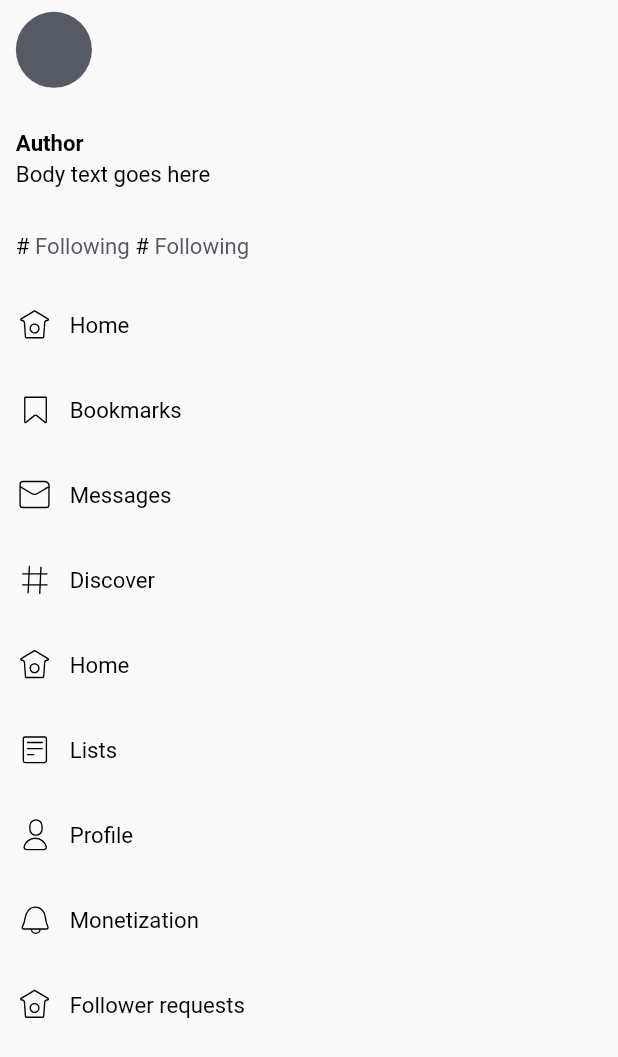
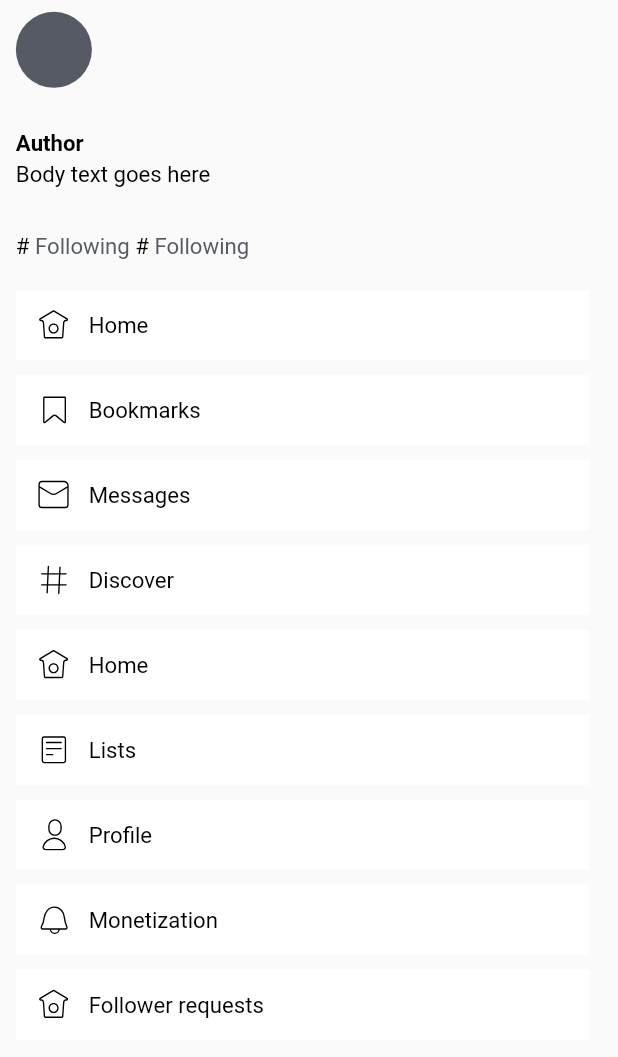
Before and after one commit to bukunmialuko/twitter_ui_kit, a Flutter app: the screen it shows after launch, after a tap on "Menu", on a phone screen of 412 x 824 dp. Shown: the top 1057 px of the screen. Run offline on Flutter 3.47's test engine with Material 2 defaults, Android fonts, the light colour scheme and no system bars; our stand-ins replace flutter_screenutil, flutter_svg, get_it.

Commit message:
Improving components

```diff
--- a/lib/src/components/imagery/root.dart
+++ b/lib/src/components/imagery/root.dart
@@ -31,7 +31,7 @@ class _ImageryRootWidgetState extends State<ImageryRootWidget> {
               children: [
                 GestureDetector(
                     onTap: () {
-                      GetIt.I.get<NavigationService>().back()
+                      GetIt.I.get<NavigationService>().back();
                     },
                     child: const HeroWidget()),
                 SizedBox(height: 26.h),
--- a/lib/src/components/menu/widgets/menu_item_widget.dart
+++ b/lib/src/components/items/widgets/nav_item_widget.dart
@@ -3,12 +3,12 @@ import 'package:flutter_screenutil/flutter_screenutil.dart';
 import 'package:flutter_svg/flutter_svg.dart';
 import 'package:twitter_ui_kit/src/res/colors.dart';
 
-class MenuItemWidget extends StatelessWidget {
+class NavItemWidget extends StatelessWidget {
   final String iconUri;
   final String title;
   final Function onClick;
 
-  const MenuItemWidget(
+  const NavItemWidget(
       {Key? key,
       required this.iconUri,
       required this.title,
@@ -23,8 +23,9 @@ class MenuItemWidget extends StatelessWidget {
       },
       child: Container(
         height: 48.h,
+        width: 362.w,
         decoration: const BoxDecoration(
-          color: Colors.transparent,
+          color: Colors.white,
           // border: Border(
           //   bottom: BorderSide(
           //     color: const Color(0xffD3D3D3),
@@ -36,7 +37,7 @@ class MenuItemWidget extends StatelessWidget {
           children: [
             Padding(
               padding: EdgeInsets.only(
-                // left: 12.w,
+                left: 12.w,
                 right: 10.w,
                 top: 12.w,
                 bottom: 12.w,
--- a/lib/src/components/menu/root.dart
+++ b/lib/src/components/menu/root.dart
@@ -3,10 +3,10 @@ import 'package:flutter_screenutil/flutter_screenutil.dart';
 import 'package:get_it/get_it.dart';
 import 'package:twitter_ui_kit/src/navigation/navigation_service.dart';
 
+import '../items/widgets/nav_item_widget.dart';
 import 'widgets/avatar_wrap_widget.dart';
 import 'widgets/followers_following_widget.dart';
 import 'widgets/menu_author_widget.dart';
-import 'widgets/menu_item_widget.dart';
 
 class MenuRootWidget extends StatefulWidget {
   const MenuRootWidget({Key? key}) : super(key: key);
@@ -37,55 +37,55 @@ class _MenuRootWidgetState extends State<MenuRootWidget> {
               SizedBox(height: 10.h),
               const FollowersFollowing(),
               SizedBox(height: 10.h),
-              MenuItemWidget(
+              NavItemWidget(
                 onClick: () {},
                 title: 'Home',
                 iconUri: 'assets/svg/feed.svg',
               ),
               SizedBox(height: 10.h),
-              MenuItemWidget(
+              NavItemWidget(
                 onClick: () {},
                 title: 'Bookmarks',
                 iconUri: 'assets/svg/bookmark.svg',
               ),
               SizedBox(height: 10.h),
-              MenuItemWidget(
+              NavItemWidget(
                 onClick: () {},
                 title: 'Messages',
                 iconUri: 'assets/svg/message.svg',
               ),
               SizedBox(height: 10.h),
-              MenuItemWidget(
+              NavItemWidget(
                 onClick: () {},
                 title: 'Discover',
                 iconUri: 'assets/svg/discover.svg',
               ),
               SizedBox(height: 10.h),
-              MenuItemWidget(
+              NavItemWidget(
                 onClick: () {},
                 title: 'Home',
                 iconUri: 'assets/svg/feed.svg',
               ),
               SizedBox(height: 10.h),
-              MenuItemWidget(
+              NavItemWidget(
                 onClick: () {},
                 title: 'Lists',
                 iconUri: 'assets/svg/list.svg',
               ),
               SizedBox(height: 10.h),
-              MenuItemWidget(
+              NavItemWidget(
                 onClick: () {},
                 title: 'Profile',
                 iconUri: 'assets/svg/profile.svg',
               ),
               SizedBox(height: 10.h),
-              MenuItemWidget(
+              NavItemWidget(
                 onClick: () {},
                 title: 'Monetization',
                 iconUri: 'assets/svg/notification.svg',
               ),
               SizedBox(height: 10.h),
-              MenuItemWidget(
+              NavItemWidget(
                 onClick: () {},
                 title: 'Follower requests',
                 iconUri: 'assets/svg/feed.svg',
--- a/lib/src/components/root.dart
+++ b/lib/src/components/root.dart
@@ -4,7 +4,7 @@ import 'package:get_it/get_it.dart';
 import 'package:twitter_ui_kit/src/navigation/navigation_service.dart';
 
 import '../routes/routes.dart';
-import 'menu/widgets/menu_item_widget.dart';
+import 'items/widgets/nav_item_widget.dart';
 
 class ComponentRootWidget extends StatelessWidget {
   const ComponentRootWidget({Key? key}) : super(key: key);
@@ -23,9 +23,11 @@ class ComponentRootWidget extends StatelessWidget {
           ),
         ),
       ),
-      body: Column(
+      body: SingleChildScrollView(
+        padding: EdgeInsets.only(left: 20.w),
+        child: Column(
           children: [
-          MenuItemWidget(
+            NavItemWidget(
               onClick: () {
                 GetIt.I.get<NavigationService>().to(
                       routeName: MobileRoutes.menuRoot,
@@ -34,7 +36,8 @@ class ComponentRootWidget extends StatelessWidget {
               title: 'Menu',
               iconUri: 'assets/svg/list.svg',
             ),
-          MenuItemWidget(
+            SizedBox(height: 10.h),
+            NavItemWidget(
               onClick: () {
                 GetIt.I.get<NavigationService>().to(
                       routeName: MobileRoutes.imageryRoot,
@@ -43,7 +46,18 @@ class ComponentRootWidget extends StatelessWidget {
               title: 'Imagery',
               iconUri: 'assets/svg/list.svg',
             ),
+            SizedBox(height: 10.h),
+            NavItemWidget(
+              onClick: () {
+                GetIt.I.get<NavigationService>().to(
+                      routeName: MobileRoutes.itemsRoot,
+                    );
+              },
+              title: 'Items',
+              iconUri: 'assets/svg/list.svg',
+            ),
           ],
+        ),
       ),
     );
   }
--- a/lib/src/navigation/routes.dart
+++ b/lib/src/navigation/routes.dart
@@ -4,6 +4,7 @@ import 'package:flutter/material.dart';
 import 'package:twitter_ui_kit/src/components/imagery/root.dart';
 
 import '../../main.dart';
+import '../components/items/root.dart';
 import '../components/menu/root.dart';
 import '../routes/routes.dart';
 import 'fade_route.dart';
@@ -19,9 +20,15 @@ var routes = (RouteSettings settings) {
       return FadeRoute(
         page: const MenuRootWidget(),
       );
+
     case MobileRoutes.imageryRoot:
       return FadeRoute(
         page: const ImageryRootWidget(),
       );
+
+    case MobileRoutes.itemsRoot:
+      return FadeRoute(
+        page: const ItemsRootWidget(),
+      );
   }
 };
--- a/lib/src/routes/routes.dart
+++ b/lib/src/routes/routes.dart
@@ -2,4 +2,5 @@ class MobileRoutes {
   static const root = '/';
   static const menuRoot = '/menuRoot';
   static const imageryRoot = '/imageryRoot';
+  static const itemsRoot = '/itemsRoot';
 }
```
Also changed, not shown: lib/src/components/items/root.dart (added, +45 -0 lines), lib/src/components/items/widgets/actions_item_widget.dart (added, +130 -0 lines), lib/src/components/items/widgets/message_item_widget.dart (added, +88 -0 lines). Lines whose indentation alone changed are shown as unchanged.
